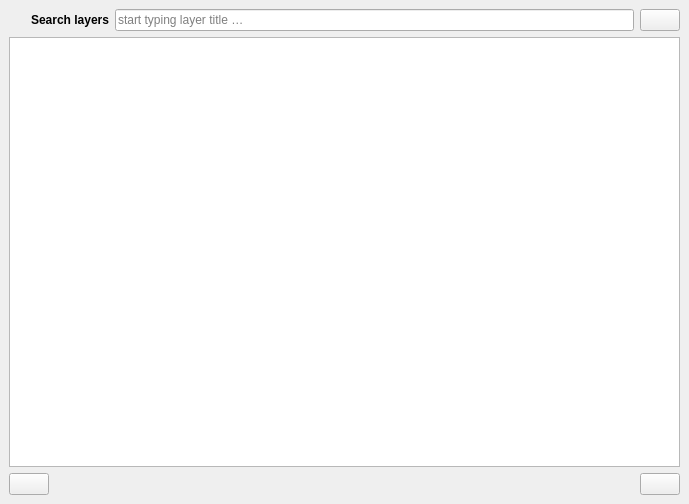
Before: the Qt Designer form ntrrp/ui/ntrrp_dockwidget_base.ui in nafi-org/nafi-qgis, drawn with Qt 5.
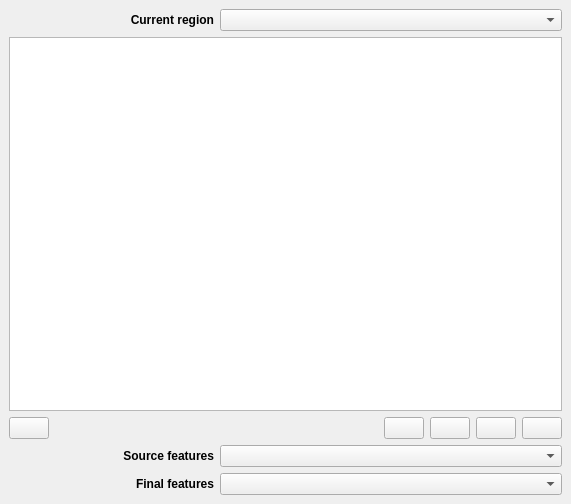
After: the same form once the commit is applied. Icons and pictures are not drawn.

```diff
--- a/ntrrp/ui/ntrrp_dockwidget_base.ui
+++ b/ntrrp/ui/ntrrp_dockwidget_base.ui
@@ -6,7 +6,7 @@
    <rect>
     <x>0</x>
     <y>0</y>
-    <width>689</width>
+    <width>571</width>
     <height>504</height>
    </rect>
   </property>
@@ -28,77 +28,87 @@
   </property>
   <widget class="QWidget" name="dockWidgetContents">
    <layout class="QGridLayout" name="gridLayout">
-    <item row="0" column="1" colspan="2">
-     <widget class="QLineEdit" name="lineEdit">
-      <property name="font">
-       <font>
-        <weight>50</weight>
-        <bold>false</bold>
-       </font>
-      </property>
-      <property name="placeholderText">
-       <string>start typing layer title …</string>
-      </property>
-     </widget>
-    </item>
-    <item row="0" column="0">
-     <widget class="QLabel" name="searchLabel">
-      <property name="sizePolicy">
-       <sizepolicy hsizetype="Fixed" vsizetype="Fixed">
-        <horstretch>0</horstretch>
-        <verstretch>0</verstretch>
-       </sizepolicy>
-      </property>
-      <property name="minimumSize">
-       <size>
-        <width>100</width>
-        <height>0</height>
-       </size>
-      </property>
-      <property name="maximumSize">
-       <size>
-        <width>200</width>
-        <height>16777215</height>
-       </size>
-      </property>
-      <property name="font">
-       <font>
-        <weight>75</weight>
-        <bold>true</bold>
-       </font>
-      </property>
-      <property name="text">
-       <string>&lt;html&gt;&lt;head/&gt;&lt;body&gt;&lt;p&gt;Search layers&lt;/p&gt;&lt;/body&gt;&lt;/html&gt;</string>
-      </property>
-      <property name="alignment">
-       <set>Qt::AlignRight|Qt::AlignTrailing|Qt::AlignVCenter</set>
-      </property>
-     </widget>
-    </item>
-    <item row="1" column="0" colspan="4">
-     <widget class="QTreeView" name="treeView"/>
-    </item>
-    <item row="0" column="3">
-     <widget class="QPushButton" name="clearSearchButton">
-      <property name="sizePolicy">
-       <sizepolicy hsizetype="Fixed" vsizetype="Fixed">
-        <horstretch>0</horstretch>
-        <verstretch>0</verstretch>
-       </sizepolicy>
-      </property>
-      <property name="toolTip">
-       <string>Clear Search</string>
-      </property>
-      <property name="text">
-       <string/>
-      </property>
-      <property name="icon">
-       <iconset resource="../resources.qrc">
-        <normaloff>:/plugins/ntrrp/images/backspace.png</normaloff>:/plugins/ntrrp/images/backspace.png</iconset>
-      </property>
-     </widget>
-    </item>
     <item row="2" column="3">
+     <widget class="QPushButton" name="refreshButton">
+      <property name="sizePolicy">
+       <sizepolicy hsizetype="Fixed" vsizetype="Fixed">
+        <horstretch>0</horstretch>
+        <verstretch>0</verstretch>
+       </sizepolicy>
+      </property>
+      <property name="toolTip">
+       <string>Refresh Region Layers</string>
+      </property>
+      <property name="text">
+       <string/>
+      </property>
+      <property name="icon">
+       <iconset>
+        <normaloff>:/plugins/ntrrp/images/greenglobe.png</normaloff>:/plugins/ntrrp/images/greenglobe.png</iconset>
+      </property>
+     </widget>
+    </item>
+    <item row="2" column="4">
+     <widget class="QPushButton" name="downloadButton">
+      <property name="sizePolicy">
+       <sizepolicy hsizetype="Fixed" vsizetype="Fixed">
+        <horstretch>0</horstretch>
+        <verstretch>0</verstretch>
+       </sizepolicy>
+      </property>
+      <property name="toolTip">
+       <string>Download Burnt Areas</string>
+      </property>
+      <property name="text">
+       <string/>
+      </property>
+      <property name="icon">
+       <iconset>
+        <normaloff>:/plugins/ntrrp/images/greenglobe.png</normaloff>:/plugins/ntrrp/images/greenglobe.png</iconset>
+      </property>
+     </widget>
+    </item>
+    <item row="2" column="5">
+     <widget class="QPushButton" name="approveButton">
+      <property name="sizePolicy">
+       <sizepolicy hsizetype="Fixed" vsizetype="Fixed">
+        <horstretch>0</horstretch>
+        <verstretch>0</verstretch>
+       </sizepolicy>
+      </property>
+      <property name="toolTip">
+       <string>Approve Selected Burnt Areas</string>
+      </property>
+      <property name="text">
+       <string/>
+      </property>
+      <property name="icon">
+       <iconset>
+        <normaloff>:/plugins/ntrrp/images/greenglobe.png</normaloff>:/plugins/ntrrp/images/greenglobe.png</iconset>
+      </property>
+     </widget>
+    </item>
+    <item row="2" column="6">
+     <widget class="QPushButton" name="uploadButton">
+      <property name="sizePolicy">
+       <sizepolicy hsizetype="Fixed" vsizetype="Fixed">
+        <horstretch>0</horstretch>
+        <verstretch>0</verstretch>
+       </sizepolicy>
+      </property>
+      <property name="toolTip">
+       <string>Upload Burnt Areas</string>
+      </property>
+      <property name="text">
+       <string/>
+      </property>
+      <property name="icon">
+       <iconset>
+        <normaloff>:/plugins/ntrrp/images/greenglobe.png</normaloff>:/plugins/ntrrp/images/greenglobe.png</iconset>
+      </property>
+     </widget>
+    </item>
+    <item row="2" column="0">
      <widget class="QPushButton" name="aboutButton">
       <property name="sizePolicy">
        <sizepolicy hsizetype="Fixed" vsizetype="Fixed">
@@ -118,23 +128,117 @@
       </property>
      </widget>
     </item>
-    <item row="2" column="0">
-     <widget class="QPushButton" name="dataButton">
+    <item row="1" column="0" colspan="7">
+     <widget class="QTreeView" name="treeView"/>
+    </item>
+    <item row="0" column="2" colspan="5">
+     <widget class="QComboBox" name="regionComboBox"/>
+    </item>
+    <item row="0" column="1">
+     <widget class="QLabel" name="regionLabel">
       <property name="sizePolicy">
        <sizepolicy hsizetype="Fixed" vsizetype="Fixed">
         <horstretch>0</horstretch>
         <verstretch>0</verstretch>
        </sizepolicy>
       </property>
-      <property name="toolTip">
-       <string>Download NTRRP data …</string>
+      <property name="minimumSize">
+       <size>
+        <width>100</width>
+        <height>0</height>
+       </size>
       </property>
+      <property name="maximumSize">
+       <size>
+        <width>200</width>
+        <height>16777215</height>
+       </size>
+      </property>
+      <property name="font">
+       <font>
+        <weight>75</weight>
+        <bold>true</bold>
+       </font>
+      </property>
       <property name="text">
-       <string/>
+       <string>&lt;html&gt;&lt;head/&gt;&lt;body&gt;&lt;p&gt;&lt;span style=&quot; font-weight:600;&quot;&gt;Current region&lt;/span&gt;&lt;/p&gt;&lt;/body&gt;&lt;/html&gt;</string>
       </property>
-      <property name="icon">
-       <iconset resource="../resources.qrc">
-        <normaloff>:/plugins/ntrrp/images/greenglobe.png</normaloff>:/plugins/ntrrp/images/greenglobe.png</iconset>
+      <property name="alignment">
+       <set>Qt::AlignRight|Qt::AlignTrailing|Qt::AlignVCenter</set>
+      </property>
+     </widget>
+    </item>
+    <item row="3" column="2" colspan="5">
+     <widget class="QComboBox" name="sourceFeaturesComboBox"/>
+    </item>
+    <item row="3" column="1">
+     <widget class="QLabel" name="sourceFeaturesLabel">
+      <property name="sizePolicy">
+       <sizepolicy hsizetype="Fixed" vsizetype="Fixed">
+        <horstretch>0</horstretch>
+        <verstretch>0</verstretch>
+       </sizepolicy>
+      </property>
+      <property name="minimumSize">
+       <size>
+        <width>100</width>
+        <height>0</height>
+       </size>
+      </property>
+      <property name="maximumSize">
+       <size>
+        <width>200</width>
+        <height>16777215</height>
+       </size>
+      </property>
+      <property name="font">
+       <font>
+        <weight>75</weight>
+        <bold>true</bold>
+       </font>
+      </property>
+      <property name="text">
+       <string>&lt;html&gt;&lt;head/&gt;&lt;body&gt;&lt;p&gt;&lt;span style=&quot; font-weight:600;&quot;&gt;Source features&lt;/span&gt;&lt;/p&gt;&lt;/body&gt;&lt;/html&gt;</string>
+      </property>
+      <property name="alignment">
+       <set>Qt::AlignRight|Qt::AlignTrailing|Qt::AlignVCenter</set>
+      </property>
+     </widget>
+    </item>
+    <item row="4" column="2" colspan="5">
+     <widget class="QComboBox" name="finalFeaturesComboBox"/>
+    </item>
+    <item row="4" column="1">
+     <widget class="QLabel" name="finalFeaturesLabel">
+      <property name="sizePolicy">
+       <sizepolicy hsizetype="Fixed" vsizetype="Fixed">
+        <horstretch>0</horstretch>
+        <verstretch>0</verstretch>
+       </sizepolicy>
+      </property>
+      <property name="minimumSize">
+       <size>
+        <width>100</width>
+        <height>0</height>
+       </size>
+      </property>
+      <property name="maximumSize">
+       <size>
+        <width>200</width>
+        <height>16777215</height>
+       </size>
+      </property>
+      <property name="font">
+       <font>
+        <weight>75</weight>
+        <bold>true</bold>
+       </font>
+      </property>
+      <property name="text">
+       <string>&lt;html&gt;&lt;head/&gt;&lt;body&gt;&lt;p&gt;&lt;span style=&quot; font-weight:600;&quot;&gt;Final features&lt;/span&gt;&lt;/p&gt;&lt;/body&gt;&lt;/html&gt;</string>
+      </property>
+      <property name="alignment">
+       <set>Qt::AlignRight|Qt::AlignTrailing|Qt::AlignVCenter</set>
       </property>
      </widget>
     </item>
```
Left out of the diff: 8 changed lines with no effect on the pictures.
